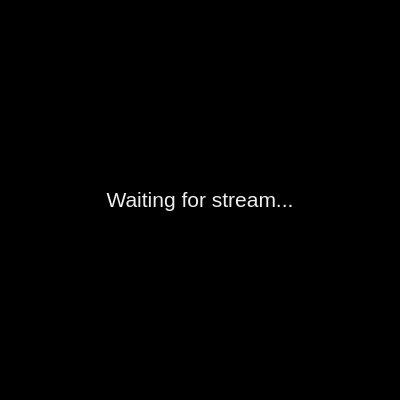
Before: the Qt Designer form src/view/ui/camera_stream_widget.ui in anaveo/ADAS_Dashboard_Software, drawn with Qt 5.
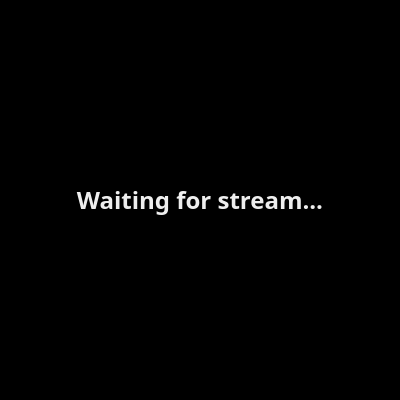
After: the same form once the commit is applied.

Commit message: Add richtext for camera stream label

```diff
--- a/src/view/ui/camera_stream_widget.ui
+++ b/src/view/ui/camera_stream_widget.ui
@@ -35,6 +35,9 @@
    <string notr="true">background-color:black;</string>
   </property>
   <widget class="QLabel" name="stream">
+   <property name="enabled">
+    <bool>false</bool>
+   </property>
    <property name="geometry">
     <rect>
      <x>0</x>
@@ -61,18 +64,18 @@
      <height>400</height>
     </size>
    </property>
+   <property name="font">
+    <font>
+     <family>Century Gothic</family>
+     <pointsize>14</pointsize>
+     <bold>true</bold>
+    </font>
+   </property>
    <property name="text">
-    <string>&lt;!DOCTYPE HTML PUBLIC &quot;-//W3C//DTD HTML 4.0//EN&quot; &quot;http://www.w3.org/TR/REC-html40/strict.dtd&quot;&gt;
-&lt;html&gt;&lt;head&gt;&lt;meta name=&quot;qrichtext&quot; content=&quot;1&quot; /&gt;&lt;meta charset=&quot;utf-8&quot; /&gt;&lt;style type=&quot;text/css&quot;&gt;
-p, li { white-space: pre-wrap; }
-hr { height: 1px; border-width: 0; }
-li.unchecked::marker { content: &quot;\2610&quot;; }
-li.checked::marker { content: &quot;\2612&quot;; }
-&lt;/style&gt;&lt;/head&gt;&lt;body style=&quot; font-family:'Segoe UI'; font-size:9pt; font-weight:400; font-style:normal;&quot;&gt;
-&lt;p align=&quot;center&quot; style=&quot; margin-top:12px; margin-bottom:12px; margin-left:0px; margin-right:0px; -qt-block-indent:0; text-indent:0px;&quot;&gt;&lt;span style=&quot; font-size:16pt; color:#efefef;&quot;&gt;Waiting for stream...&lt;/span&gt;&lt;/p&gt;&lt;/body&gt;&lt;/html&gt;</string>
+    <string>&lt;html&gt;&lt;head/&gt;&lt;body&gt;&lt;p&gt;&lt;span style=&quot; font-size:18pt; color:#eeeeee;&quot;&gt;Waiting for stream...&lt;/span&gt;&lt;/p&gt;&lt;/body&gt;&lt;/html&gt;</string>
    </property>
-   <property name="textFormat">
-    <enum>Qt::TextFormat::MarkdownText</enum>
+   <property name="alignment">
+    <set>Qt::AlignmentFlag::AlignCenter</set>
    </property>
   </widget>
  </widget>
```
The commit also changes 2 other files.
